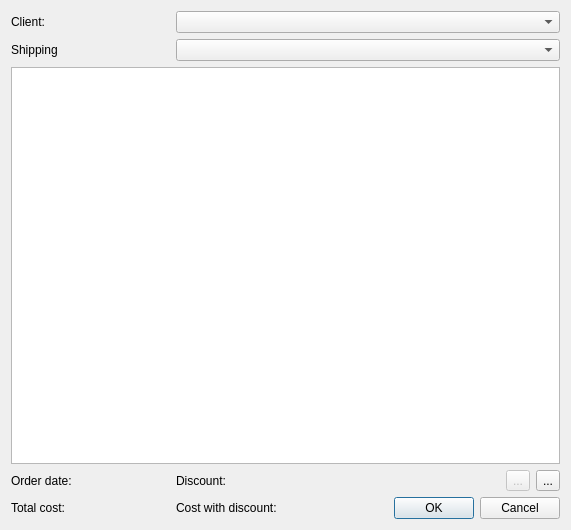
Old version of the form zamowieniadialog.ui in the repository theoar/DataBaseApp.
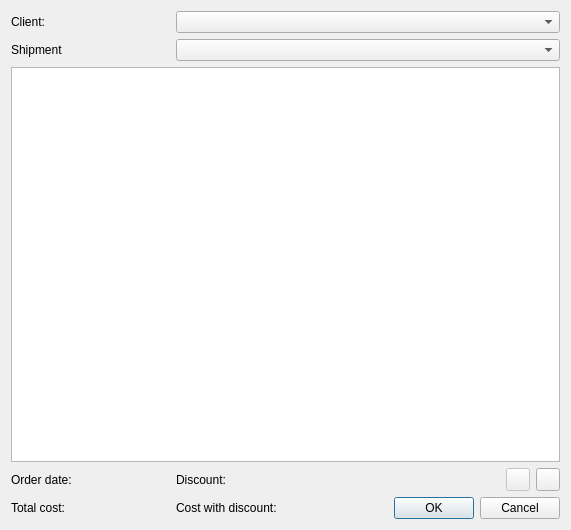
New version of the form. Icons and pictures are not drawn.

```diff
--- a/zamowieniadialog.ui
+++ b/zamowieniadialog.ui
@@ -40,7 +40,7 @@
    <item row="1" column="0">
     <widget class="QLabel" name="ShippingLabel">
      <property name="text">
-      <string>Shipping</string>
+      <string>Shipment</string>
      </property>
     </widget>
    </item>
@@ -63,8 +63,8 @@
    </item>
    <item row="3" column="4">
     <widget class="QToolButton" name="AddButton">
-     <property name="text">
-      <string>...</string>
+     <property name="toolTip">
+      <string>Click to add product to order.</string>
      </property>
      <property name="icon">
       <iconset resource="resources.qrc">
@@ -77,8 +77,8 @@
      <property name="enabled">
       <bool>false</bool>
      </property>
-     <property name="text">
-      <string>...</string>
+     <property name="toolTip">
+      <string>Click to remove product from order list.</string>
      </property>
      <property name="icon">
       <iconset resource="resources.qrc">
```
Left out of the diff: 12 changed lines with no effect on the pictures.
